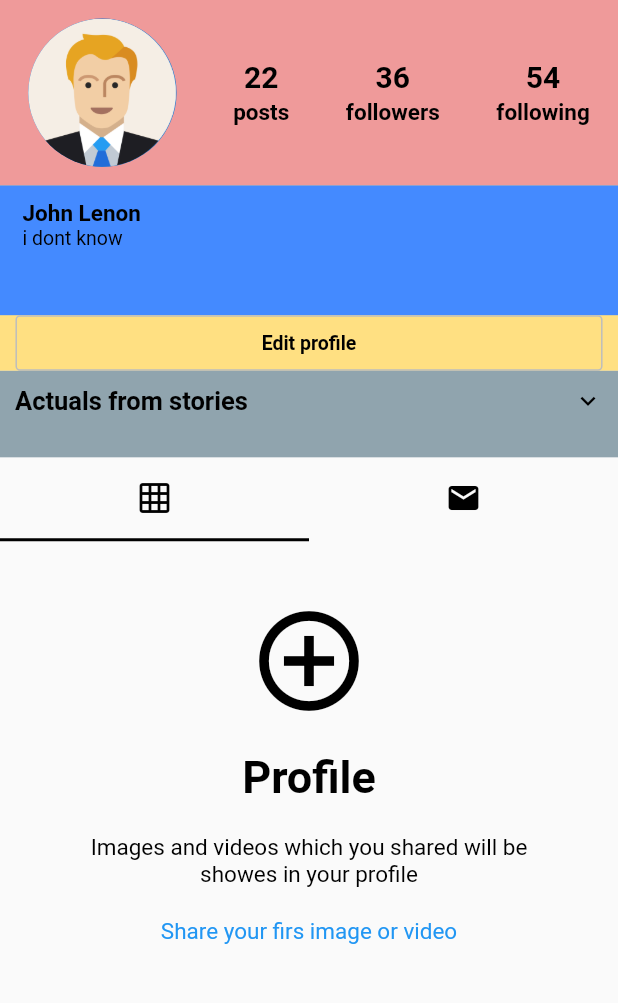
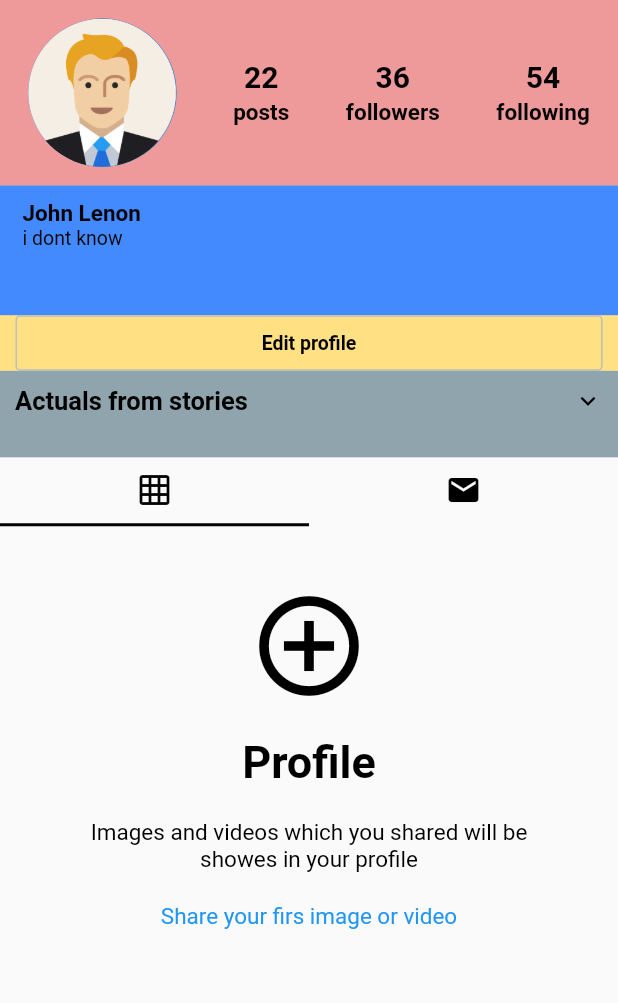
Before and after one commit to karen98bdiw/instagram2, a Flutter app: the ProfileScreen screen opened directly, on a phone screen of 412 x 824 dp, the part 84-1087 px from its top. Run offline on Flutter 3.47's test engine with Material 2 defaults, Android fonts, the phone set to English and light mode, and no system bars; our stand-ins replace flutter_icons.

Commit message:
post widgets

```diff
--- a/lib/screens/profileScreen/profileScreenWidgets/ProfilePosts.dart
+++ b/lib/screens/profileScreen/profileScreenWidgets/ProfilePosts.dart
@@ -16,8 +16,8 @@ class ProfilePosts extends StatelessWidget {
         child: Column(
           children: [
             Container(
-              height: kToolbarHeight,
               child: TabBar(
+                labelPadding: EdgeInsets.symmetric(vertical: 10),
                 tabs: [
                   Icon(Icons.grid_on),
                   Icon(Icons.local_post_office),
```
